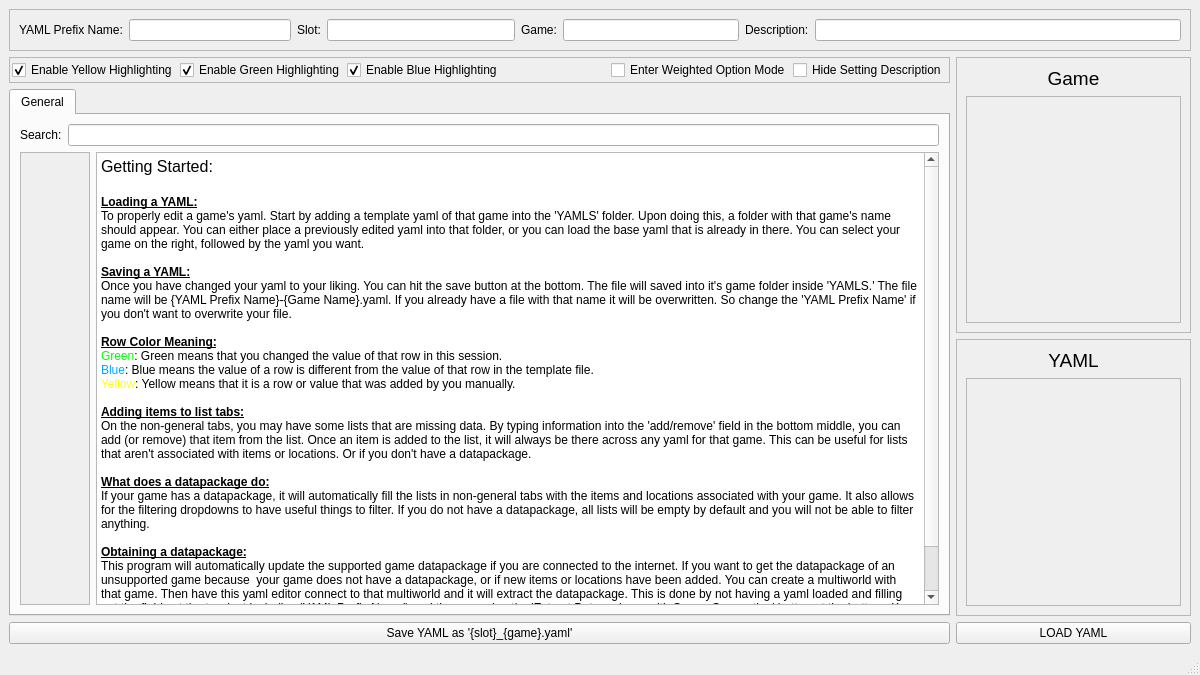
Old version of the form main.ui in the repository RayStormThunder/yaml_editor.
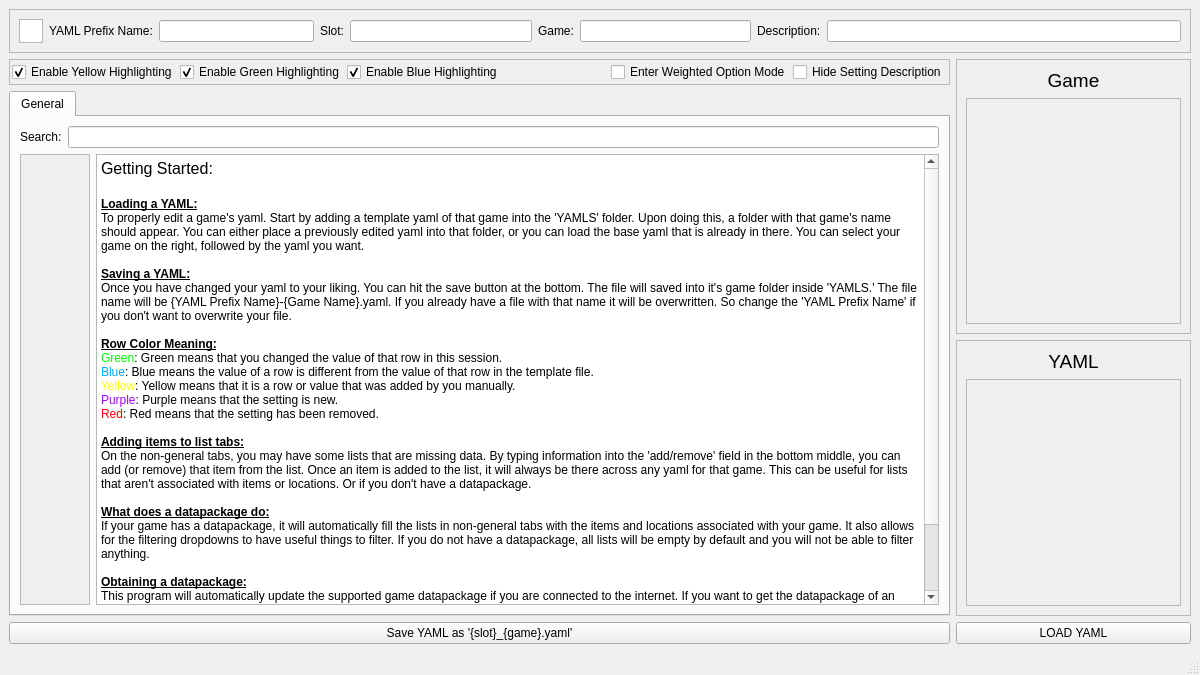
New version of the form.

```diff
--- a/main.ui
+++ b/main.ui
@@ -31,7 +31,29 @@
       </property>
       <layout class="QVBoxLayout" name="verticalLayout_8">
        <item>
-        <layout class="QHBoxLayout" name="TopBar" stretch="5,4,4,8">
+        <layout class="QHBoxLayout" name="TopBar" stretch="0,5,4,4,8">
+         <item>
+          <widget class="QGraphicsView" name="EasterEgg">
+           <property name="sizePolicy">
+            <sizepolicy hsizetype="Fixed" vsizetype="Fixed">
+             <horstretch>24</horstretch>
+             <verstretch>24</verstretch>
+            </sizepolicy>
+           </property>
+           <property name="maximumSize">
+            <size>
+             <width>24</width>
+             <height>24</height>
+            </size>
+           </property>
+           <property name="verticalScrollBarPolicy">
+            <enum>Qt::ScrollBarPolicy::ScrollBarAlwaysOff</enum>
+           </property>
+           <property name="horizontalScrollBarPolicy">
+            <enum>Qt::ScrollBarPolicy::ScrollBarAlwaysOff</enum>
+           </property>
+          </widget>
+         </item>
          <item>
           <layout class="QHBoxLayout" name="YAMLGroup">
            <item>
@@ -328,7 +350,10 @@
 &lt;p style=&quot; margin-top:0px; margin-bottom:0px; margin-left:0px; margin-right:0px; -qt-block-indent:0; text-indent:0px;&quot;&gt;&lt;span style=&quot; font-weight:700; text-decoration: underline;&quot;&gt;Saving a YAML:&lt;/span&gt;&lt;/p&gt;
 &lt;p style=&quot; margin-top:0px; margin-bottom:0px; margin-left:0px; margin-right:0px; -qt-block-indent:0; text-indent:0px;&quot;&gt;Once you have changed your yaml to your liking. You can hit the save button at the bottom. The file will saved into it's game folder inside 'YAMLS.' The file name will be {YAML Prefix Name}-{Game Name}.yaml. If you already have a file with that name it will be overwritten. So change the 'YAML Prefix Name' if you don't want to overwrite your file.&lt;/p&gt;
 &lt;p style=&quot; margin-top:0px; margin-bottom:0px; margin-left:0px; margin-right:0px; -qt-block-indent:0; text-indent:0px;&quot;&gt;&lt;br /&gt;&lt;span style=&quot; font-weight:700; text-decoration: underline;&quot;&gt;Row Color Meaning:&lt;/span&gt;&lt;/p&gt;
-&lt;p style=&quot; margin-top:0px; margin-bottom:0px; margin-left:0px; margin-right:0px; -qt-block-indent:0; text-indent:0px;&quot;&gt;&lt;span style=&quot; color:#00ff00;&quot;&gt;Green&lt;/span&gt;: Green means that you changed the value of that row in this session.&lt;br /&gt;&lt;span style=&quot; color:#00aaff;&quot;&gt;Blue&lt;/span&gt;: Blue means the value of a row is different from the value of that row in the template file.&lt;br /&gt;&lt;span style=&quot; color:#ffff00;&quot;&gt;Yellow&lt;/span&gt;: Yellow means that it is a row or value that was added by you manually.&lt;br /&gt;&lt;/p&gt;
+&lt;p style=&quot; margin-top:0px; margin-bottom:0px; margin-left:0px; margin-right:0px; -qt-block-indent:0; text-indent:0px;&quot;&gt;&lt;span style=&quot; color:#00ff00;&quot;&gt;Green&lt;/span&gt;: Green means that you changed the value of that row in this session.&lt;br /&gt;&lt;span style=&quot; color:#00aaff;&quot;&gt;Blue&lt;/span&gt;: Blue means the value of a row is different from the value of that row in the template file.&lt;br /&gt;&lt;span style=&quot; color:#ffff00;&quot;&gt;Yellow&lt;/span&gt;: Yellow means that it is a row or value that was added by you manually.&lt;/p&gt;
+&lt;p style=&quot; margin-top:0px; margin-bottom:0px; margin-left:0px; margin-right:0px; -qt-block-indent:0; text-indent:0px;&quot;&gt;&lt;span style=&quot; color:#aa00ff;&quot;&gt;Purple&lt;/span&gt;: Purple means that the setting is new.&lt;/p&gt;
+&lt;p style=&quot; margin-top:0px; margin-bottom:0px; margin-left:0px; margin-right:0px; -qt-block-indent:0; text-indent:0px;&quot;&gt;&lt;span style=&quot; color:#ff0000;&quot;&gt;Red&lt;/span&gt;: Red means that the setting has been removed.&lt;/p&gt;
+&lt;p style=&quot;-qt-paragraph-type:empty; margin-top:0px; margin-bottom:0px; margin-left:0px; margin-right:0px; -qt-block-indent:0; text-indent:0px;&quot;&gt;&lt;br /&gt;&lt;/p&gt;
 &lt;p style=&quot; margin-top:0px; margin-bottom:0px; margin-left:0px; margin-right:0px; -qt-block-indent:0; text-indent:0px;&quot;&gt;&lt;span style=&quot; font-weight:700; text-decoration: underline;&quot;&gt;Adding items to list tabs:&lt;/span&gt;&lt;/p&gt;
 &lt;p style=&quot; margin-top:0px; margin-bottom:0px; margin-left:0px; margin-right:0px; -qt-block-indent:0; text-indent:0px;&quot;&gt;On the non-general tabs, you may have some lists that are missing data. By typing information into the 'add/remove' field in the bottom middle, you can add (or remove) that item from the list. Once an item is added to the list, it will always be there across any yaml for that game. This can be useful for lists that aren't associated with items or locations. Or if you don't have a datapackage.&lt;/p&gt;
 &lt;p style=&quot;-qt-paragraph-type:empty; margin-top:0px; margin-bottom:0px; margin-left:0px; margin-right:0px; -qt-block-indent:0; text-indent:0px;&quot;&gt;&lt;br /&gt;&lt;/p&gt;
```
Left out of the diff: 3 changed lines with no effect on the pictures.
